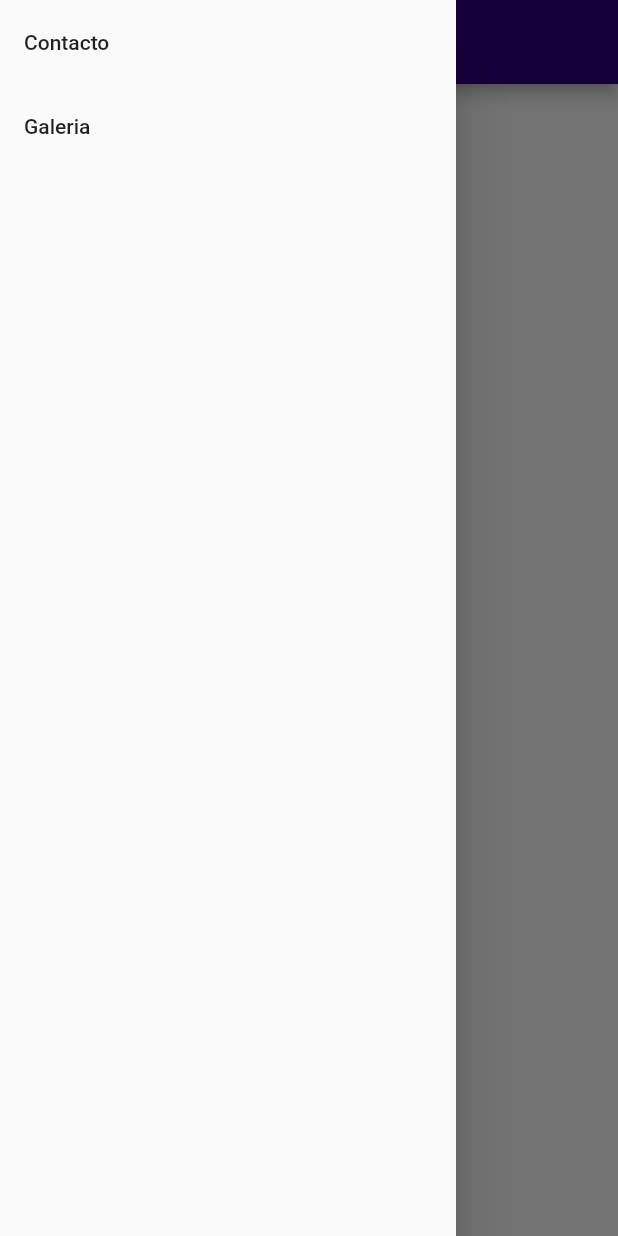
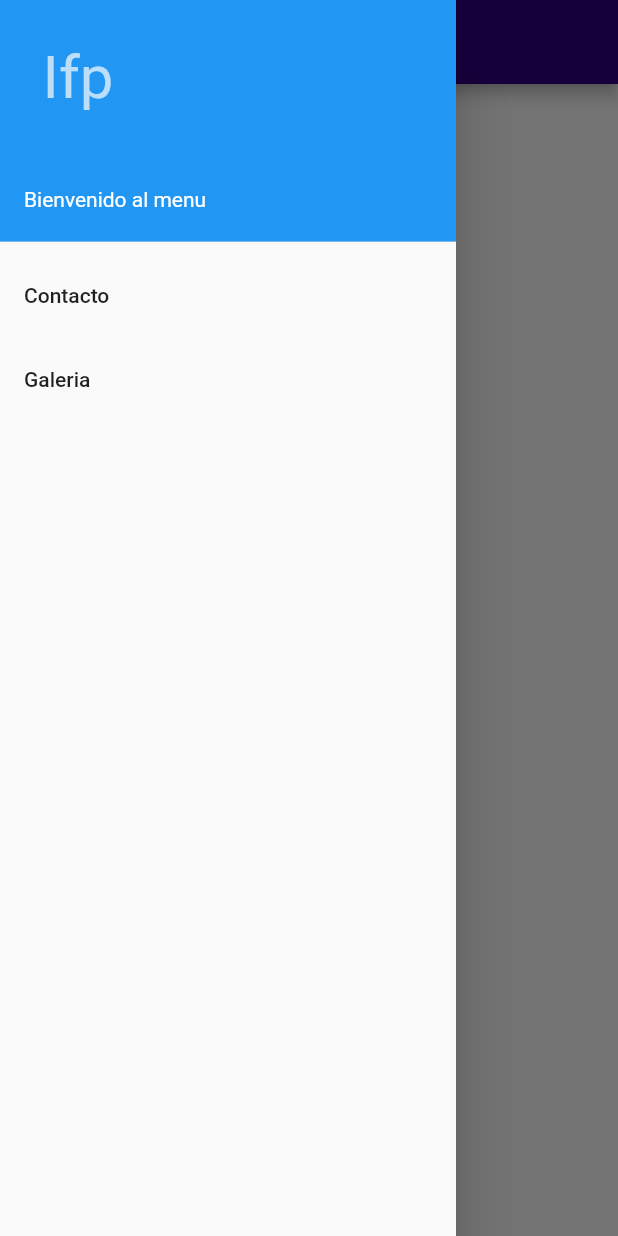
Before and after one commit to Softwarecarlosing/darkune, a Flutter app: the screen it shows after launch, with the side drawer open, on a phone screen of 412 x 824 dp. Run offline on Flutter 3.47's test engine with Material 2 defaults, Android fonts, the phone set to English and light mode, and no system bars.

Commit message:
inicio de menu

```diff
--- a/lib/src/pages/home.dart
+++ b/lib/src/pages/home.dart
@@ -8,11 +8,19 @@ class Home extends StatelessWidget {
  @override
  Widget build(BuildContext context){
     return Scaffold(
-    appBar: AppBar(title: Text('Navigation Drawer'),
+    appBar: AppBar(title: Text('I F P'),
     ),
     drawer: Drawer(
       child: ListView(
        children: <Widget>[
+         UserAccountsDrawerHeader(
+           accountName: Text(''),
+           accountEmail: Text('Bienvenido al menu'),
+           currentAccountPicture: CircleAvatar(
+             backgroundColor: Colors.blue,
+             child: Text('Ifp', style: TextStyle(fontSize: 40.0))
+           ),
+         ),
          ListTile(
            title: Text('Contacto'),
            onTap: (){
```
